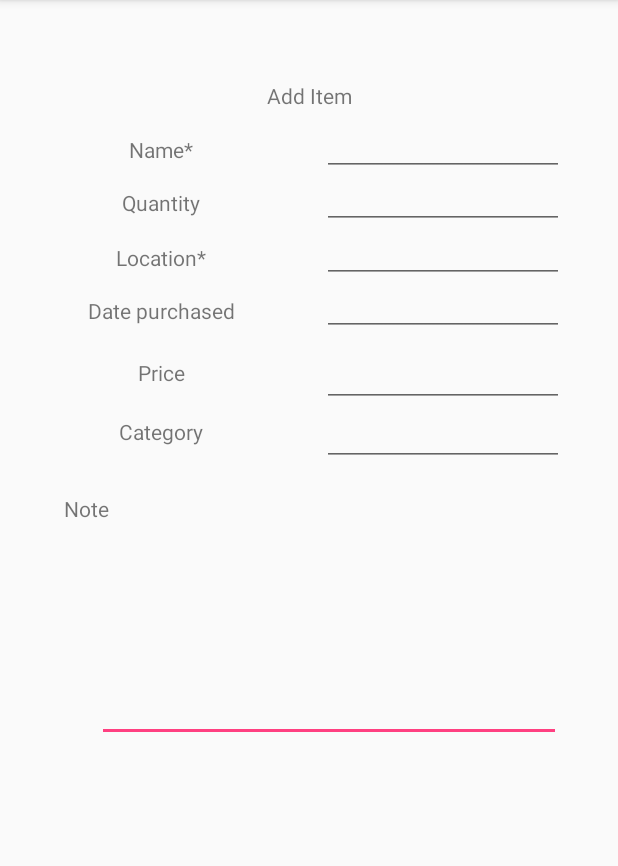
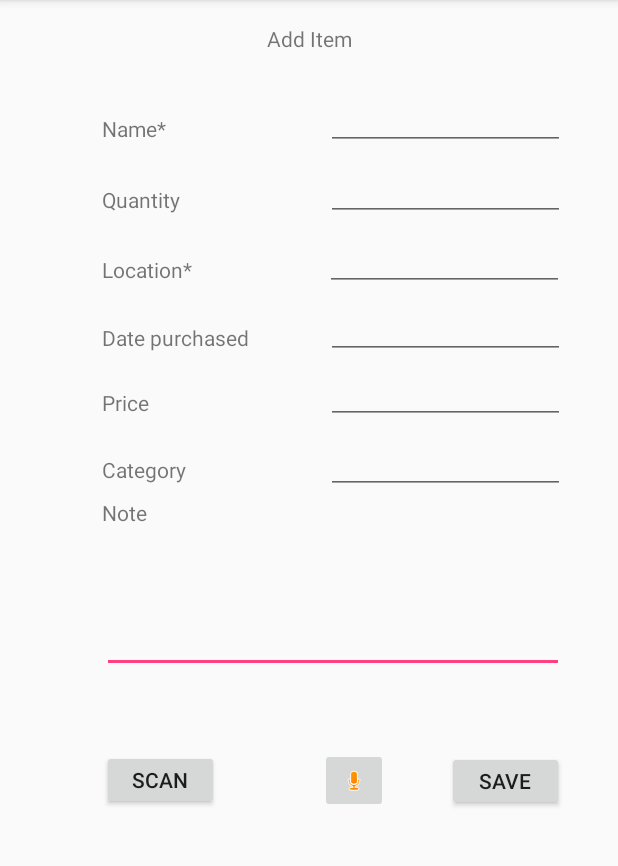
Before and after one commit to ikram-hamizi/GitHubTry, an Android app: the screen it shows after launch (MainActivity), on a phone screen of 412 x 824 dp, the part 84-950 px from its top. Run offline under Robolectric (Android 15) with nearby library versions, the phone set to English and light mode, and no system bars.

Commit message:
Add_Item.xml: Add constraints to views

```diff
--- a/app/src/main/java/com/example/usp05/githubtry/MainActivity.java
+++ b/app/src/main/java/com/example/usp05/githubtry/MainActivity.java
@@ -1,15 +1,21 @@
 package com.example.usp05.githubtry;
 
+import android.content.Intent;
 import android.support.v7.app.AppCompatActivity;
 import android.os.Bundle;
+import android.view.View;
+import android.widget.EditText;
 
 import static com.example.usp05.githubtry.R.layout.add_item;
 
-public class MainActivity extends AppCompatActivity {
+public class MainActivity extends AppCompatActivity
+{
 
     @Override
     protected void onCreate(Bundle savedInstanceState) {
         super.onCreate(savedInstanceState);
-        setContentView(add_item);
+        setContentView(R.layout.add_item);
     }
 }
+
+//You can do "File" -> "Invalidate Caches...", and select "Invalidate and Restart" option to fix this.
--- a/app/src/main/res/layout/add_item.xml
+++ b/app/src/main/res/layout/add_item.xml
@@ -10,182 +10,186 @@
         android:id="@+id/textView0"
         android:layout_width="wrap_content"
         android:layout_height="17dp"
+        android:layout_marginBottom="8dp"
+        android:layout_marginEnd="8dp"
+        android:layout_marginStart="8dp"
+        android:layout_marginTop="16dp"
         android:text="Add Item"
-        app:layout_constraintBottom_toBottomOf="parent"
-        app:layout_constraintLeft_toLeftOf="parent"
-        app:layout_constraintRight_toRightOf="parent"
+        app:layout_constraintBottom_toTopOf="@+id/textView1"
+        app:layout_constraintEnd_toEndOf="parent"
+        app:layout_constraintHorizontal_bias="0.501"
+        app:layout_constraintStart_toStartOf="parent"
         app:layout_constraintTop_toTopOf="parent"
-        app:layout_constraintVertical_bias="0.072" />
+        app:layout_constraintVertical_bias="0.0" />
 
     <TextView
         android:id="@+id/textView1"
         android:layout_width="wrap_content"
         android:layout_height="wrap_content"
-        android:layout_marginEnd="8dp"
-        android:layout_marginStart="8dp"
-        android:layout_marginTop="90dp"
+        android:layout_marginTop="76dp"
         android:text="Name*"
-        app:layout_constraintEnd_toStartOf="@+id/ET_name"
-        app:layout_constraintStart_toStartOf="parent"
+        app:layout_constraintStart_toStartOf="@+id/textView2"
         app:layout_constraintTop_toTopOf="parent" />
 
     <TextView
         android:id="@+id/textView2"
         android:layout_width="wrap_content"
         android:layout_height="wrap_content"
-        android:layout_marginEnd="8dp"
-        android:layout_marginStart="8dp"
-        android:layout_marginTop="16dp"
+        android:layout_marginTop="28dp"
         android:text="Quantity"
-        app:layout_constraintEnd_toStartOf="@+id/ET_quantity"
-        app:layout_constraintStart_toStartOf="parent"
+        app:layout_constraintStart_toStartOf="@+id/textView3"
         app:layout_constraintTop_toBottomOf="@+id/textView1" />
 
     <TextView
         android:id="@+id/textView3"
         android:layout_width="wrap_content"
-        android:layout_height="wrap_content"
-        android:layout_marginEnd="8dp"
-        android:layout_marginStart="8dp"
-        android:layout_marginTop="17dp"
+        android:layout_height="20dp"
+        android:layout_marginTop="27dp"
         android:text="Location*"
-        app:layout_constraintEnd_toStartOf="@+id/ET_location"
-        app:layout_constraintStart_toStartOf="parent"
+        app:layout_constraintStart_toStartOf="@+id/textView4"
         app:layout_constraintTop_toBottomOf="@+id/textView2" />
 
     <TextView
         android:id="@+id/textView4"
         android:layout_width="wrap_content"
         android:layout_height="wrap_content"
-        android:layout_marginEnd="8dp"
-        android:layout_marginStart="8dp"
-        android:layout_marginTop="16dp"
+        android:layout_marginTop="25dp"
         android:text="Date purchased"
-        app:layout_constraintEnd_toStartOf="@+id/ET_datepurch"
-        app:layout_constraintStart_toStartOf="parent"
+        app:layout_constraintStart_toStartOf="@+id/textView5"
         app:layout_constraintTop_toBottomOf="@+id/textView3" />
 
     <TextView
         android:id="@+id/textView5"
         android:layout_width="wrap_content"
         android:layout_height="wrap_content"
-        android:layout_marginEnd="8dp"
-        android:layout_marginStart="8dp"
-        android:layout_marginTop="22dp"
+        android:layout_marginTop="24dp"
         android:text="Price"
-        app:layout_constraintEnd_toStartOf="@+id/ET_price"
-        app:layout_constraintStart_toStartOf="parent"
+        app:layout_constraintStart_toStartOf="@+id/textView6"
         app:layout_constraintTop_toBottomOf="@+id/textView4" />
 
     <TextView
         android:id="@+id/textView6"
         android:layout_width="wrap_content"
         android:layout_height="wrap_content"
-        android:layout_marginEnd="8dp"
-        android:layout_marginStart="8dp"
-        android:layout_marginTop="20dp"
+        android:layout_marginTop="25dp"
         android:text="Category"
-        app:layout_constraintEnd_toStartOf="@+id/ET_category"
-        app:layout_constraintStart_toStartOf="parent"
+        app:layout_constraintStart_toStartOf="@+id/textView7"
         app:layout_constraintTop_toBottomOf="@+id/textView5" />
 
     <TextView
         android:id="@+id/textView7"
         android:layout_width="wrap_content"
         android:layout_height="wrap_content"
-        android:layout_marginEnd="8dp"
-        android:layout_marginStart="8dp"
-        android:layout_marginTop="32dp"
+        android:layout_marginTop="9dp"
         android:text="Note"
-        app:layout_constraintEnd_toEndOf="parent"
-        app:layout_constraintHorizontal_bias="0.094"
-        app:layout_constraintStart_toStartOf="parent"
+        app:layout_constraintStart_toStartOf="@+id/ET_note"
         app:layout_constraintTop_toBottomOf="@+id/textView6" />
 
     <EditText
         android:id="@+id/ET_note"
-        android:layout_width="309dp"
-        android:layout_height="134dp"
-        android:layout_marginBottom="28dp"
-        android:layout_marginEnd="38dp"
-        android:layout_marginStart="38dp"
-        android:layout_marginTop="12dp"
+        android:layout_width="308dp"
+        android:layout_height="90dp"
+        android:layout_marginEnd="36dp"
+        android:layout_marginTop="7dp"
         android:ems="10"
         android:inputType="textPersonName"
-        app:layout_constraintBottom_toBottomOf="parent"
         app:layout_constraintEnd_toEndOf="parent"
-        app:layout_constraintHorizontal_bias="1.0"
-        app:layout_constraintStart_toStartOf="parent"
-        app:layout_constraintTop_toBottomOf="@+id/textView7"
-        app:layout_constraintVertical_bias="0.0" />
+        app:layout_constraintTop_toBottomOf="@+id/textView7" />
 
     <EditText
         android:id="@+id/ET_category"
-        android:layout_width="161dp"
-        android:layout_height="23dp"
-        android:layout_marginBottom="50dp"
-        android:layout_marginEnd="36dp"
+        android:layout_width="159dp"
+        android:layout_height="40dp"
+        android:layout_marginStart="93dp"
         android:ems="10"
         android:inputType="textPersonName"
-        app:layout_constraintBottom_toTopOf="@+id/ET_note"
-        app:layout_constraintEnd_toEndOf="parent" />
+        app:layout_constraintBaseline_toBaselineOf="@+id/textView6"
+        app:layout_constraintEnd_toEndOf="@+id/ET_note"
+        app:layout_constraintStart_toEndOf="@+id/textView6" />
 
     <EditText
         android:id="@+id/ET_price"
-        android:layout_width="161dp"
-        android:layout_height="23dp"
-        android:layout_marginBottom="16dp"
-        android:layout_marginEnd="36dp"
+        android:layout_width="159dp"
+        android:layout_height="38dp"
+        android:layout_marginStart="117dp"
         android:ems="10"
         android:inputType="textPersonName"
-        app:layout_constraintBottom_toTopOf="@+id/ET_category"
-        app:layout_constraintEnd_toEndOf="parent" />
+        app:layout_constraintBaseline_toBaselineOf="@+id/textView5"
+        app:layout_constraintEnd_toEndOf="@+id/ET_category"
+        app:layout_constraintStart_toEndOf="@+id/textView5" />
 
     <EditText
         android:id="@+id/ET_datepurch"
-        android:layout_width="161dp"
-        android:layout_height="23dp"
-        android:layout_marginBottom="24dp"
-        android:layout_marginEnd="36dp"
+        android:layout_width="159dp"
+        android:layout_height="38dp"
+        android:layout_marginStart="51dp"
         android:ems="10"
         android:inputType="textPersonName"
-        app:layout_constraintBottom_toTopOf="@+id/ET_price"
-        app:layout_constraintEnd_toEndOf="parent" />
+        app:layout_constraintBaseline_toBaselineOf="@+id/textView4"
+        app:layout_constraintEnd_toEndOf="@+id/ET_price"
+        app:layout_constraintStart_toEndOf="@+id/textView4" />
 
     <EditText
         android:id="@+id/ET_location"
-        android:layout_width="161dp"
-        android:layout_height="24dp"
-        android:layout_marginBottom="12dp"
-        android:layout_marginEnd="36dp"
+        android:layout_width="159dp"
+        android:layout_height="38dp"
+        android:layout_marginStart="88dp"
         android:ems="10"
         android:inputType="textPersonName"
-        app:layout_constraintBottom_toTopOf="@+id/ET_datepurch"
-        app:layout_constraintEnd_toEndOf="parent" />
+        app:layout_constraintBaseline_toBaselineOf="@+id/textView3"
+        app:layout_constraintEnd_toEndOf="@+id/ET_datepurch"
+        app:layout_constraintStart_toEndOf="@+id/textView3" />
 
     <EditText
         android:id="@+id/ET_quantity"
-        android:layout_width="161dp"
-        android:layout_height="23dp"
-        android:layout_marginBottom="12dp"
-        android:layout_marginEnd="36dp"
+        android:layout_width="159dp"
+        android:layout_height="38dp"
+        android:layout_marginStart="97dp"
         android:ems="10"
         android:inputType="textPersonName"
-        app:layout_constraintBottom_toTopOf="@+id/ET_location"
-        app:layout_constraintEnd_toEndOf="parent" />
+        app:layout_constraintBaseline_toBaselineOf="@+id/textView2"
+        app:layout_constraintEnd_toEndOf="@+id/ET_location"
+        app:layout_constraintStart_toEndOf="@+id/textView2" />
 
     <EditText
         android:id="@+id/ET_name"
-        android:layout_width="161dp"
-        android:layout_height="23dp"
-        android:layout_marginBottom="8dp"
-        android:layout_marginEnd="36dp"
-        android:layout_marginTop="8dp"
+        android:layout_width="159dp"
+        android:layout_height="38dp"
+        android:layout_marginStart="106dp"
         android:ems="10"
         android:inputType="textPersonName"
-        app:layout_constraintBottom_toTopOf="@+id/ET_quantity"
-        app:layout_constraintEnd_toEndOf="parent"
-        app:layout_constraintTop_toTopOf="parent"
-        app:layout_constraintVertical_bias="0.953" />
+        app:layout_constraintBaseline_toBaselineOf="@+id/textView1"
+        app:layout_constraintEnd_toEndOf="@+id/ET_quantity"
+        app:layout_constraintStart_toEndOf="@+id/textView1" />
+
+    <Button
+        android:id="@+id/saveBTN"
+        android:layout_width="78dp"
+        android:layout_height="40dp"
+        android:text="Save"
+        app:layout_constraintBottom_toBottomOf="@+id/imageButton"
+        app:layout_constraintEnd_toEndOf="@+id/ET_note"
+        app:layout_constraintTop_toTopOf="@+id/imageButton" />
+
+    <Button
+        android:id="@+id/scanBTN"
+        android:layout_width="78dp"
+        android:layout_height="40dp"
+        android:layout_marginTop="51dp"
+        android:text="Scan"
+        app:layout_constraintStart_toStartOf="@+id/ET_note"
+        app:layout_constraintTop_toBottomOf="@+id/ET_note" />
+
+    <ImageButton
+        android:id="@+id/imageButton"
+        android:layout_width="45dp"
+        android:layout_height="43dp"
+        android:layout_marginEnd="40dp"
+        android:layout_marginStart="67dp"
+        android:src="@android:drawable/presence_audio_away"
+        app:layout_constraintBottom_toBottomOf="@+id/scanBTN"
+        app:layout_constraintEnd_toStartOf="@+id/saveBTN"
+        app:layout_constraintStart_toEndOf="@+id/scanBTN"
+        app:layout_constraintTop_toTopOf="@+id/scanBTN" />
 
 </android.support.constraint.ConstraintLayout>
```
